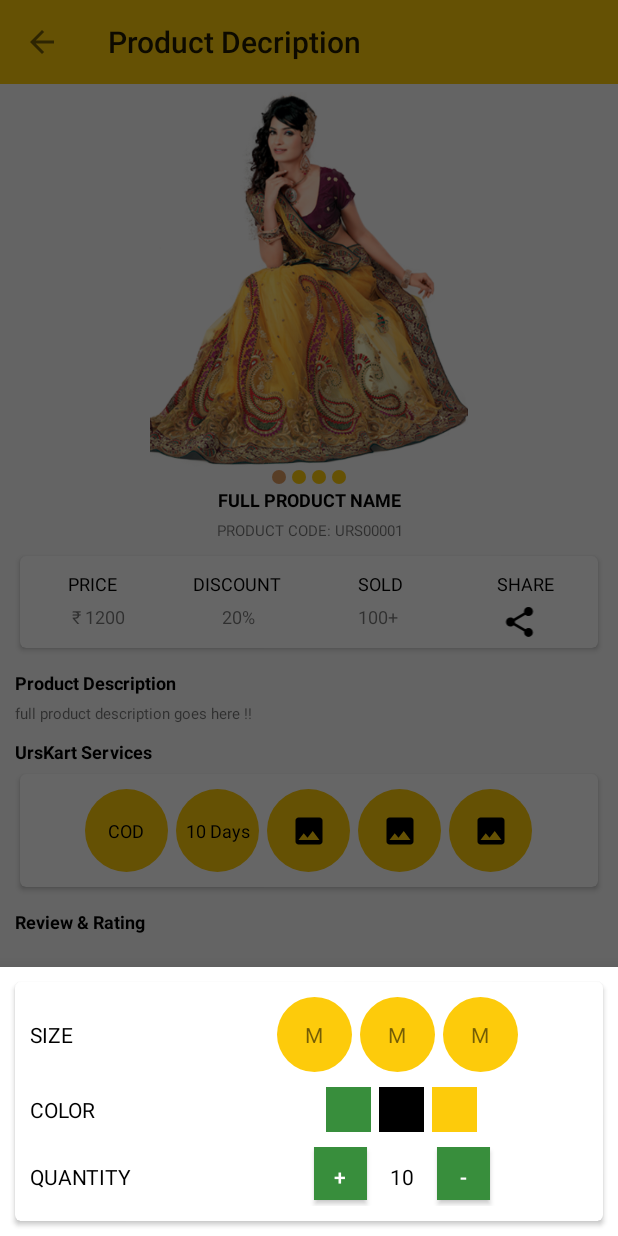
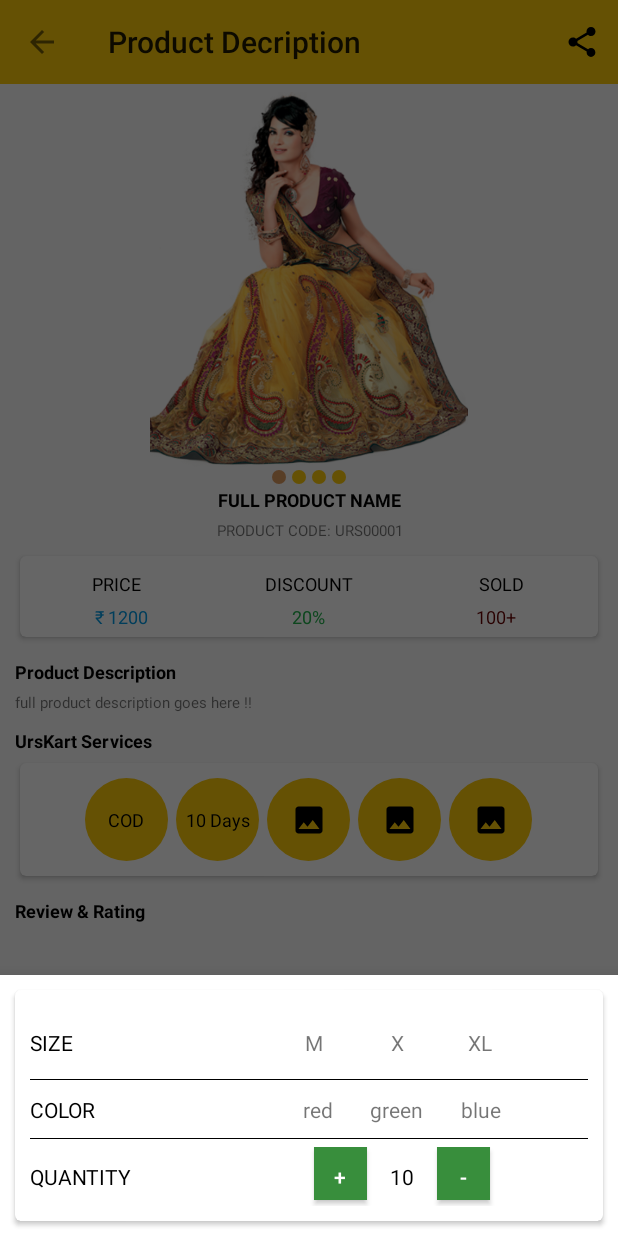
Before and after one commit to mahendradabi/whatsappstatusdownload, an Android app: the ProductDetailsActivity screen opened directly, with no data from a screen before it, after a tap on "ADD TO CART", on a phone screen of 412 x 824 dp. Run offline under Robolectric (Android 15) with nearby library versions, the phone set to English and light mode, and no system bars; our stand-ins replace ButterKnife.

Commit message:
mahendra dabi 08/10/18

```diff
--- a/Urskart/app/src/main/java/com/urskart/ProductDetailsActivity.java
+++ b/Urskart/app/src/main/java/com/urskart/ProductDetailsActivity.java
@@ -7,6 +7,8 @@ import android.support.v4.view.ViewPager;
 import android.support.v7.widget.AppCompatButton;
 import android.support.v7.widget.AppCompatImageView;
 import android.support.v7.widget.Toolbar;
+import android.view.Menu;
+import android.view.MenuItem;
 import android.view.View;
 
 import com.urskart.adapter.SliderPagerAdapter;
@@ -23,8 +25,7 @@ implements ViewPager.OnPageChangeListener, View.OnClickListener {
     ViewPager viewPager;
     @BindView(R.id.piv)
     MyPageIndicator piv;
-    @BindView(R.id.share)
-    AppCompatImageView share;
+
 
     @BindView(R.id.btnAddCart)
     AppCompatButton btnAddCart;
@@ -54,7 +55,6 @@ implements ViewPager.OnPageChangeListener, View.OnClickListener {
         piv.setIndicator(viewPagerAdapter.getCount());
         viewPager.addOnPageChangeListener(this);
         viewPager.setAdapter(viewPagerAdapter);
-        share.setOnClickListener(this);
         btnAddCart.setOnClickListener(this);
 
     }
@@ -80,12 +80,23 @@ implements ViewPager.OnPageChangeListener, View.OnClickListener {
     }
 
     @Override
+    public boolean onOptionsItemSelected(MenuItem item) {
+        if (item.getItemId()==R.id.share)
+            DialogWindow.openShareIntent(this,"Product Name \n Download app urskar.com");
+        return true;
+    }
+
+    @Override
+    public boolean onCreateOptionsMenu(Menu menu) {
+        getMenuInflater().inflate(R.menu.share_menu,menu);
+        return true;
+    }
+
+    @Override
     public void onClick(View view) {
         switch (view.getId())
         {
-            case R.id.share:
-                DialogWindow.openShareIntent(this,"Product Name \n Download app urskar.com");
-                break;
+
             case R.id.btnAddCart:
                BottomSheetDialog bottomSheetDialog
                        =new BottomSheetDialog(this);
--- a/Urskart/app/src/main/res/layout/activity_product_details.xml
+++ b/Urskart/app/src/main/res/layout/activity_product_details.xml
@@ -110,7 +110,7 @@
                                 android:textColor="@color/black"
                                 app:textAllCaps="true" />
 
-                            <android.support.v7.widget.AppCompatTextView
+                        <!--    <android.support.v7.widget.AppCompatTextView
                                 style="@style/mediumTextView"
                                 android:layout_width="0dp"
                                 android:layout_height="wrap_content"
@@ -120,7 +120,7 @@
                                 android:textColor="@color/black"
 
                                 app:textAllCaps="true" />
-
+-->
 
                         </LinearLayout>
 
@@ -134,6 +134,7 @@
                                 android:layout_width="0dp"
                                 android:layout_height="wrap_content"
                                 android:layout_weight="1"
+                                android:textColor="@color/blueColor"
                                 style="@style/mediumTextView"
                                 android:gravity="center"
                                 android:text="\u20b9 1200" />
@@ -144,6 +145,7 @@
                                 android:layout_height="wrap_content"
                                 android:layout_weight="1"
                                 android:gravity="center"
+                                android:textColor="@color/discountTextColor"
                                 style="@style/mediumTextView"
                                 android:text="20%" />
 
@@ -153,18 +155,19 @@
                                 android:layout_height="wrap_content"
                                 android:layout_weight="1"
                                 android:gravity="center"
+                                android:textColor="@color/soldColor"
                                 style="@style/mediumTextView"
                                 android:text="100+" />
 
 
-                            <android.support.v7.widget.AppCompatImageView
+                         <!--   <android.support.v7.widget.AppCompatImageView
                                 android:id="@+id/share"
                                 android:layout_width="0dp"
                                 android:layout_height="wrap_content"
                                 android:layout_weight="1"
                                 android:gravity="center"
                                 app:srcCompat="@drawable/ic_share_black_24dp" />
-
+-->
 
                         </LinearLayout>
 
--- a/Urskart/app/src/main/res/layout/item_popup_options.xml
+++ b/Urskart/app/src/main/res/layout/item_popup_options.xml
@@ -21,7 +21,7 @@
             android:padding="10dp">
 
             <LinearLayout
-
+                android:background="@drawable/drawer_item_bg"
                 android:layout_width="match_parent"
                 android:layout_height="wrap_content"
                 android:gravity="center"
@@ -47,7 +47,6 @@
                         android:layout_width="50dp"
                         android:layout_height="50dp"
                         android:layout_marginRight="5dp"
-                        android:background="@drawable/circle_color_primary"
                         android:gravity="center"
                         android:padding="10dp"
                         android:text="M" />
@@ -57,29 +56,28 @@
                         android:layout_width="50dp"
                         android:layout_height="50dp"
                         android:layout_marginRight="5dp"
-                        android:background="@drawable/circle_color_primary"
                         android:gravity="center"
                         android:padding="10dp"
-                        android:text="M" />
+                        android:text="X" />
 
 
                     <android.support.v7.widget.AppCompatTextView
                         android:layout_width="50dp"
                         android:layout_height="50dp"
                         android:layout_marginRight="5dp"
-                        android:background="@drawable/circle_color_primary"
                         android:gravity="center"
                         android:padding="10dp"
-                        android:text="M" />
+                        android:text="XL" />
 
 
                 </LinearLayout>
+
             </LinearLayout>
 
             <LinearLayout
+                android:background="@drawable/drawer_item_bg"
                 android:layout_width="match_parent"
                 android:layout_height="wrap_content"
-                android:layout_marginTop="10dp"
                 android:gravity="center"
                 android:orientation="horizontal">
 
@@ -100,41 +98,38 @@
 
 
                     <android.support.v7.widget.AppCompatTextView
-                        android:layout_width="30dp"
-                        android:layout_height="30dp"
+                        android:layout_width="wrap_content"
+                        android:layout_height="wrap_content"
                         android:layout_marginRight="5dp"
-                        android:background="@drawable/btn_back_solid"
                         android:gravity="center"
                         android:padding="10dp"
-                        android:text="" />
+                        android:text="red" />
 
 
                     <android.support.v7.widget.AppCompatTextView
-                        android:layout_width="30dp"
-                        android:layout_height="30dp"
+                        android:layout_width="wrap_content"
+                        android:layout_height="wrap_content"
                         android:layout_marginRight="5dp"
-                        android:background="@drawable/btn_back_solid"
-                        android:backgroundTint="@color/black"
                         android:gravity="center"
                         android:padding="10dp"
-                        android:text="" />
+                        android:text="green" />
 
 
                     <android.support.v7.widget.AppCompatTextView
-                        android:layout_width="30dp"
-                        android:layout_height="30dp"
-                        android:background="@color/colorPrimary"
+                        android:layout_width="wrap_content"
+                        android:layout_height="wrap_content"
                         android:gravity="center"
-                        android:padding="10dp" />
+                        android:padding="10dp"
+                        android:text="blue" />
 
 
                 </LinearLayout>
             </LinearLayout>
 
             <LinearLayout
+                android:layout_marginTop="5dp"
                 android:layout_width="match_parent"
                 android:layout_height="wrap_content"
-                android:layout_marginTop="10dp"
                 android:gravity="center"
                 android:orientation="horizontal">
 
--- /dev/null
+++ b/Urskart/app/src/main/res/menu/share_menu.xml
@@ -0,0 +1,10 @@
+<?xml version="1.0" encoding="utf-8"?>
+<menu xmlns:app="http://schemas.android.com/apk/res-auto"
+    xmlns:android="http://schemas.android.com/apk/res/android">
+
+    <item
+        android:id="@+id/share"
+        android:icon="@drawable/ic_share_black_24dp"
+        android:title="Item"
+        app:showAsAction="always" />
+</menu>
--- a/Urskart/app/src/main/res/values/colors.xml
+++ b/Urskart/app/src/main/res/values/colors.xml
@@ -11,6 +11,9 @@
     <color name="textColor">#f11c24</color>
     <color name="buttonColor">#388e3c</color>
 
+    <color name="discountTextColor">#22b14c</color>
+    <color name="soldColor">#660000</color>
+
     <color name="grayColor">#bdbdbd</color>
     <color name="blueColor">#039be5</color>
     <color name="lightGreenColor">#57d00f</color>
--- a/Urskart/app/src/main/res/values/strings.xml
+++ b/Urskart/app/src/main/res/values/strings.xml
@@ -14,7 +14,7 @@
     <string name="wishlist">Wishlist</string>
     <string name="yourbag">Your Bag</string>
     <string name="search_product">search Product</string>
-    <string name="urskart">UrsKart.com</string>
+    <string name="urskart">UrsKart</string>
     <string name="shop_now">shop now</string>
     <string name="your_utility_ready_store">Your utility ready store</string>
     <string name="cod">COD</string>
```
Also changed, not shown: Urskart/app/src/main/res/layout/activity_add_address.xml (+11 -4 lines), Urskart/app/src/main/res/layout/activity_splash.xml (+10 -2 lines), Urskart/app/src/main/res/drawable/splash_background.png.
